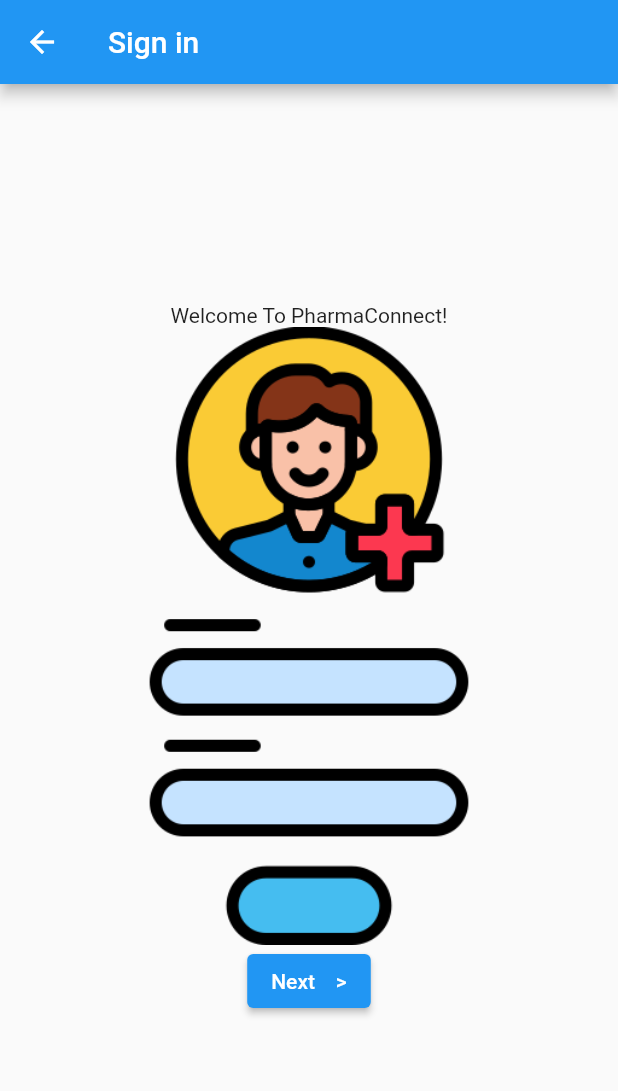
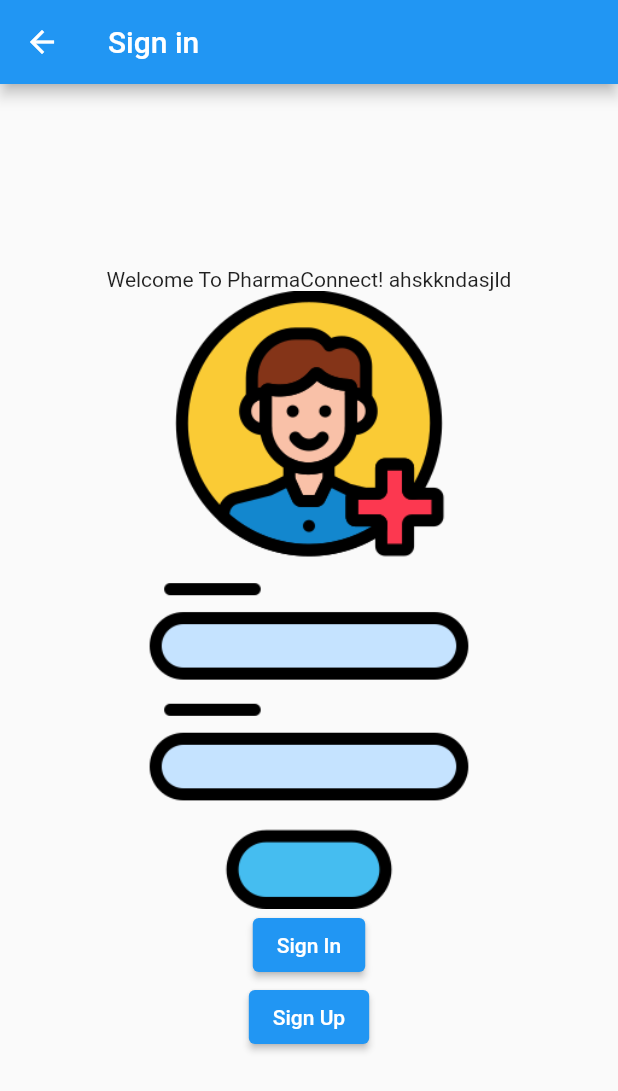
Before and after one commit to MajdHarbb/PharmaConnect, a Flutter app: the WelcomeSignIn screen opened directly, on a phone screen of 412 x 824 dp. Shown: the top 1091 px of the screen. Run offline on Flutter 3.47's test engine with Material 2 defaults, Android fonts, the phone set to English and light mode, and no system bars.

Commit message:
sign in signup buttons

```diff
--- a/lib/welcome/welcome_signin.dart
+++ b/lib/welcome/welcome_signin.dart
@@ -32,7 +32,7 @@
           children: <Widget>[
 
             const Text(
-              'Welcome To PharmaConnect!',
+              'Welcome To PharmaConnect! ahskkndasjld',
             ),
             Image.asset('assets/images/signup.png'),
 
@@ -42,7 +42,14 @@
             //   MaterialPageRoute(builder: (context) => const WelcomePagetwo()),
             // );
 
-            }, child:  const Text('Next    >'),),
+            }, child:  const Text('Sign In'),),
+            ElevatedButton(onPressed: (){
+            //   Navigator.push(
+            //   context,
+            //   MaterialPageRoute(builder: (context) => const WelcomePagetwo()),
+            // );
+
+            }, child:  const Text('Sign Up'),),
 
           ],
         ),
```
